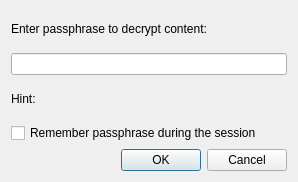
Old version of the form core/src/note_editor/NoteDecryptionDialog.ui in the repository d1vanov/quentier.
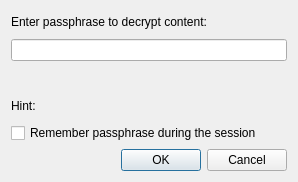
New version of the form.

```diff
--- a/core/src/note_editor/NoteDecryptionDialog.ui
+++ b/core/src/note_editor/NoteDecryptionDialog.ui
@@ -37,6 +37,13 @@
      </property>
     </widget>
    </item>
+   <item>
+    <widget class="QLabel" name="onErrorTextLabel">
+     <property name="text">
+      <string/>
+     </property>
+    </widget>
+   </item>
    <item>
     <widget class="QLabel" name="hintLabel">
      <property name="text">
```
